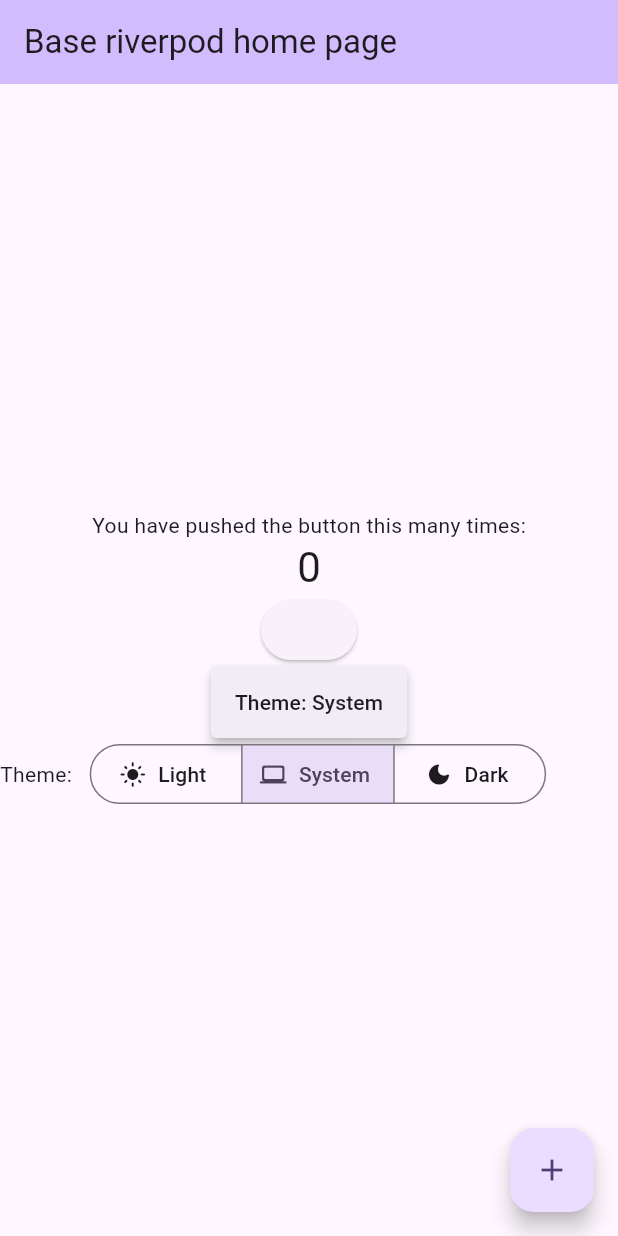
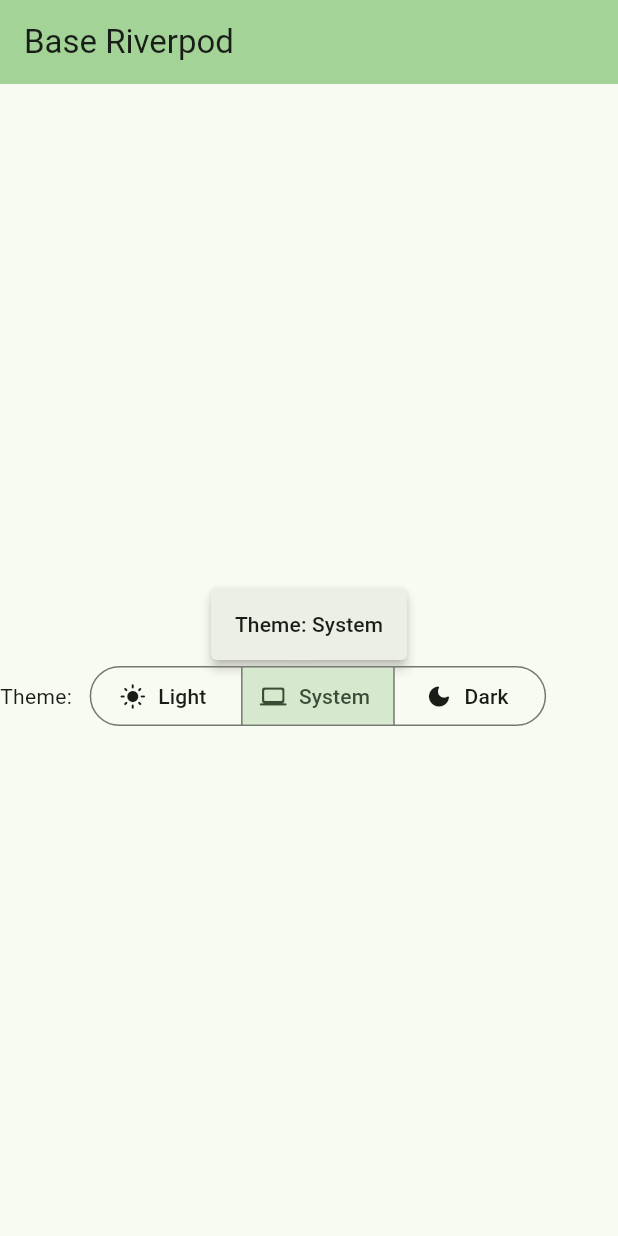
Before and after one commit to Eduard-Dumitrescu/base_riverpod, a Flutter app: the screen it shows after launch, on a phone screen of 412 x 824 dp. Run offline on Flutter 3.47's test engine with Material 3 defaults, Android fonts, the phone set to English and light mode, and no system bars; our stand-ins replace flutter_riverpod, go_router, riverpod_annotation, rxdart, shared_preferences; generated files the repository leaves out were written again.

```diff
--- /dev/null
+++ b/l10n.yaml
@@ -0,0 +1,3 @@
+arb-dir: lib/l10n
+template-arb-file: app_en.arb
+output-localization-file: app_localizations.dart
--- /dev/null
+++ b/lib/core/routing/app_routes.dart
@@ -0,0 +1,7 @@
+enum AppRoutes {
+  home('home');
+
+  final String name;
+
+  const AppRoutes(this.name);
+}
--- /dev/null
+++ b/lib/core/routing/router.dart
@@ -0,0 +1,17 @@
+import 'package:base_riverpod/core/routing/app_routes.dart';
+import 'package:base_riverpod/features/home/presentation/home_page.dart';
+import 'package:flutter/material.dart';
+import 'package:go_router/go_router.dart';
+
+final GoRouter router = GoRouter(
+  initialLocation: '/home',
+  routes: <RouteBase>[
+    GoRoute(
+      path: '/${AppRoutes.home.name}',
+      name: AppRoutes.home.name,
+      builder: (BuildContext context, GoRouterState state) {
+        return const HomePage();
+      },
+    ),
+  ],
+);
--- /dev/null
+++ b/lib/core/theme/padding_constants.dart
@@ -0,0 +1,3 @@
+const double paddingSmall = 8.0;
+const double paddingMedium = 16.0;
+const double paddingLarge = 24.0;
--- /dev/null
+++ b/lib/features/home/presentation/home_page.dart
@@ -0,0 +1,24 @@
+import 'package:base_riverpod/features/root_wrapper/presentation/root_wrapper_widget.dart';
+import 'package:base_riverpod/features/theme_switch/presentation/theme_switch_segmented_widget.dart';
+import 'package:base_riverpod/features/theme_switch/presentation/theme_switch_widget.dart';
+import 'package:flutter/material.dart';
+
+class HomePage extends StatelessWidget {
+  const HomePage({super.key});
+
+  @override
+  Widget build(BuildContext context) {
+    return const RootWrapperWidget(
+      body: Center(
+        child: Column(
+          mainAxisAlignment: MainAxisAlignment.center,
+          crossAxisAlignment: CrossAxisAlignment.center,
+          children: <Widget>[
+            ThemeSwitchMenuWidget(),
+            ThemeSwitchSegmentedWidget(),
+          ],
+        ),
+      ),
+    );
+  }
+}
--- /dev/null
+++ b/lib/features/root_wrapper/presentation/root_wrapper_widget.dart
@@ -0,0 +1,22 @@
+import 'package:flutter/material.dart';
+import 'package:flutter_gen/gen_l10n/app_localizations.dart';
+
+class RootWrapperWidget extends StatelessWidget {
+  final Widget body;
+
+  const RootWrapperWidget({super.key, required this.body});
+
+  @override
+  Widget build(BuildContext context) {
+    final AppLocalizations appLocalizations = AppLocalizations.of(context)!;
+
+    return Scaffold(
+      appBar: AppBar(
+        backgroundColor: Theme.of(context).colorScheme.inversePrimary,
+        title: Text(appLocalizations.labelTitle),
+      ),
+      body:
+          body, // This trailing comma makes auto-formatting nicer for build methods.
+    );
+  }
+}
--- a/lib/features/theme_switch/presentation/theme_switch_segmented_widget.dart
+++ b/lib/features/theme_switch/presentation/theme_switch_segmented_widget.dart
@@ -1,5 +1,6 @@
 import 'package:base_riverpod/features/theme_switch/presentation/theme_switch_view_model.dart';
 import 'package:flutter/material.dart';
+import 'package:flutter_gen/gen_l10n/app_localizations.dart';
 import 'package:flutter_riverpod/flutter_riverpod.dart';
 
 class ThemeSwitchSegmentedWidget extends ConsumerWidget {
@@ -7,21 +8,23 @@ class ThemeSwitchSegmentedWidget extends ConsumerWidget {
 
   @override
   Widget build(BuildContext context, WidgetRef ref) {
+    final AppLocalizations appLocalizations = AppLocalizations.of(context)!;
     final ThemeMode? currentThemeMode =
         ref.watch(themeSwitchViewModelProvider).valueOrNull;
 
     final String label = switch (currentThemeMode) {
-      null => 'Unknown',
+      null => appLocalizations.labelUnknown,
       _ => '',
     };
 
     return Row(
       children: [
-        Text('Theme: $label'),
+        Text('${appLocalizations.labelTheme}: $label'),
         const SizedBox(width: 8.0),
         if (currentThemeMode != null)
           Flexible(
-            child: LayoutBuilder(builder: (context, constraints) {
+            child: LayoutBuilder(
+              builder: (context, constraints) {
                 final double width = constraints.maxWidth;
 
                 return SegmentedButton<ThemeMode>(
@@ -29,17 +32,23 @@ class ThemeSwitchSegmentedWidget extends ConsumerWidget {
                   segments: <ButtonSegment<ThemeMode>>[
                     ButtonSegment<ThemeMode>(
                       value: ThemeMode.light,
-                    label: width > 320 ? const Text('Light') : null,
+                      label: width > 320
+                          ? Text(appLocalizations.labelLightTheme)
+                          : null,
                       icon: const Icon(Icons.light_mode_rounded),
                     ),
                     ButtonSegment<ThemeMode>(
                       value: ThemeMode.system,
-                    label: width > 320 ? const Text('System') : null,
+                      label: width > 320
+                          ? Text(appLocalizations.labelSystemTheme)
+                          : null,
                       icon: const Icon(Icons.computer_rounded),
                     ),
                     ButtonSegment<ThemeMode>(
                       value: ThemeMode.dark,
-                    label: width > 320 ? const Text('Dark') : null,
+                      label: width > 320
+                          ? Text(appLocalizations.labelDarkTheme)
+                          : null,
                       icon: const Icon(Icons.dark_mode_rounded),
                     ),
                   ],
@@ -48,7 +57,8 @@ class ThemeSwitchSegmentedWidget extends ConsumerWidget {
                       .read(themeSwitchViewModelProvider.notifier)
                       .setThemeMode(newSelection.first),
                 );
-            }),
+              },
+            ),
           ),
       ],
     );
--- a/lib/features/theme_switch/presentation/theme_switch_widget.dart
+++ b/lib/features/theme_switch/presentation/theme_switch_widget.dart
@@ -1,5 +1,6 @@
 import 'package:base_riverpod/features/theme_switch/presentation/theme_switch_view_model.dart';
 import 'package:flutter/material.dart';
+import 'package:flutter_gen/gen_l10n/app_localizations.dart';
 import 'package:flutter_riverpod/flutter_riverpod.dart';
 
 class ThemeSwitchMenuWidget extends ConsumerWidget {
@@ -7,14 +8,15 @@ class ThemeSwitchMenuWidget extends ConsumerWidget {
 
   @override
   Widget build(BuildContext context, WidgetRef ref) {
+    final AppLocalizations appLocalizations = AppLocalizations.of(context)!;
     final ThemeMode? currentThemeMode =
         ref.watch(themeSwitchViewModelProvider).valueOrNull;
 
     final String label = switch (currentThemeMode) {
-      ThemeMode.system => 'System',
-      ThemeMode.light => 'Light',
-      ThemeMode.dark => 'Dark',
-      null => 'Unknown',
+      ThemeMode.system => appLocalizations.labelSystemTheme,
+      ThemeMode.light => appLocalizations.labelLightTheme,
+      ThemeMode.dark => appLocalizations.labelDarkTheme,
+      null => appLocalizations.labelUnknown,
     };
 
     return MenuBar(
@@ -37,7 +39,7 @@ class ThemeSwitchMenuWidget extends ConsumerWidget {
                 ),
               )
               .toList(growable: false),
-          child: Text('Theme: $label'),
+          child: Text('${appLocalizations.labelTheme}: $label'),
         ),
       ],
     );
--- /dev/null
+++ b/lib/l10n/app_en.arb
@@ -0,0 +1,8 @@
+{
+    "labelTitle": "Base Riverpod",
+    "labelLightTheme": "Light",
+    "labelDarkTheme": "Dark",
+    "labelSystemTheme": "System",
+    "labelUnknown": "Unknown",
+    "labelTheme": "Theme"
+}
--- /dev/null
+++ b/lib/l10n/app_fr.arb
@@ -0,0 +1,8 @@
+{
+    "labelTitle": "Socle Riverpod",
+    "labelLightTheme": "Lumière",
+    "labelDarkTheme": "Noir",
+    "labelSystemTheme": "Système",
+    "labelUnknown": "Inconnue",
+    "labelTheme": "Thème"
+}
--- a/lib/main.dart
+++ b/lib/main.dart
@@ -1,8 +1,8 @@
+import 'package:base_riverpod/core/routing/router.dart';
 import 'package:base_riverpod/core/storage/storage_module.dart';
-import 'package:base_riverpod/features/theme_switch/presentation/theme_switch_segmented_widget.dart';
 import 'package:base_riverpod/features/theme_switch/presentation/theme_switch_view_model.dart';
-import 'package:base_riverpod/features/theme_switch/presentation/theme_switch_widget.dart';
 import 'package:flutter/material.dart';
+import 'package:flutter_gen/gen_l10n/app_localizations.dart';
 import 'package:flutter_riverpod/flutter_riverpod.dart';
 import 'package:shared_preferences/shared_preferences.dart';
 
@@ -30,68 +30,18 @@ class MyApp extends ConsumerWidget {
   Widget build(BuildContext context, WidgetRef ref) {
     final ThemeMode? themeMode = ref.watch(themeSwitchViewModelProvider).value;
 
-    return MaterialApp(
+    return MaterialApp.router(
       title: 'Base riverpod',
       themeMode: themeMode,
       theme: ThemeData(
-        colorScheme: ColorScheme.fromSeed(seedColor: Colors.deepPurple),
+        colorScheme: ColorScheme.fromSeed(
+            seedColor: const Color.fromARGB(255, 18, 222, 39)),
         useMaterial3: true,
       ),
       darkTheme: ThemeData.dark(useMaterial3: true),
-      home: const MyHomePage(title: 'Base riverpod home page'),
+      localizationsDelegates: AppLocalizations.localizationsDelegates,
+      supportedLocales: AppLocalizations.supportedLocales,
+      routerConfig: router,
     );
   }
 }
-
-class MyHomePage extends StatefulWidget {
-  const MyHomePage({super.key, required this.title});
-  final String title;
-
-  @override
-  State<MyHomePage> createState() => _MyHomePageState();
-}
-
-class _MyHomePageState extends State<MyHomePage> {
-  int _counter = 0;
-
-  void _incrementCounter() {
-    setState(() {
-      _counter++;
-    });
-  }
-
-  @override
-  Widget build(BuildContext context) {
-    return Scaffold(
-      appBar: AppBar(
-        backgroundColor: Theme.of(context).colorScheme.inversePrimary,
-        title: Text(widget.title),
-      ),
-      body: Center(
-        child: Column(
-          mainAxisAlignment: MainAxisAlignment.center,
-          children: <Widget>[
-            const Text(
-              'You have pushed the button this many times:',
-            ),
-            Text(
-              '$_counter',
-              style: Theme.of(context).textTheme.headlineMedium,
-            ),
-            ElevatedButton(
-              onPressed: () {},
-              child: null,
-            ),
-            const ThemeSwitchMenuWidget(),
-            const ThemeSwitchSegmentedWidget(),
-          ],
-        ),
-      ),
-      floatingActionButton: FloatingActionButton(
-        onPressed: _incrementCounter,
-        tooltip: 'Increment',
-        child: const Icon(Icons.add),
-      ), // This trailing comma makes auto-formatting nicer for build methods.
-    );
-  }
-}
```
Also changed, not shown: pubspec.yaml (+7 -4 lines), pubspec.lock, 1 other file. Lines whose indentation alone changed are shown as unchanged.
